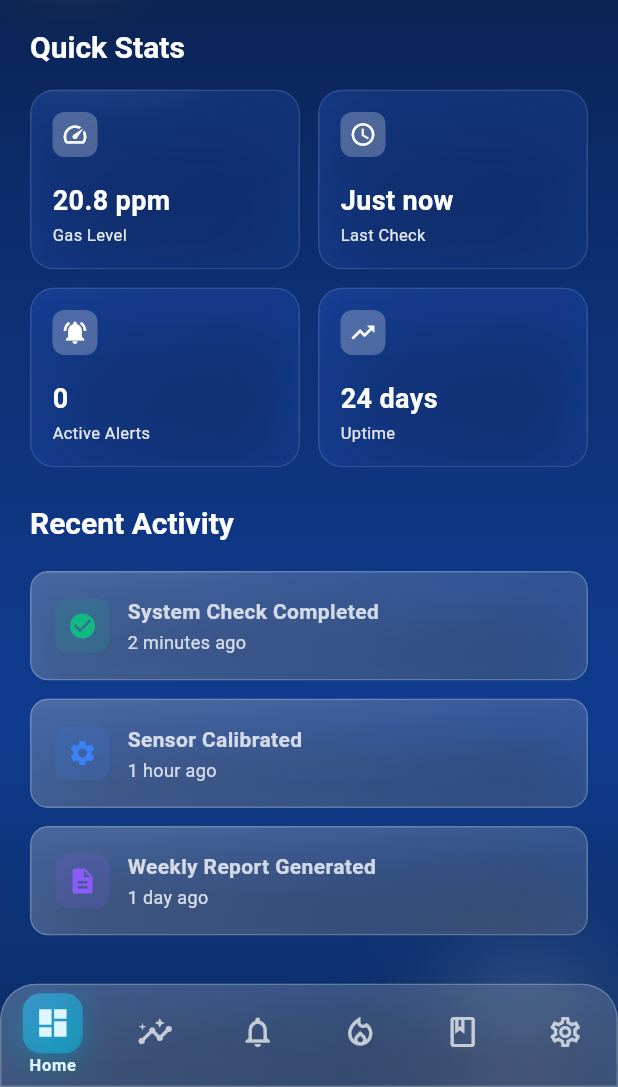
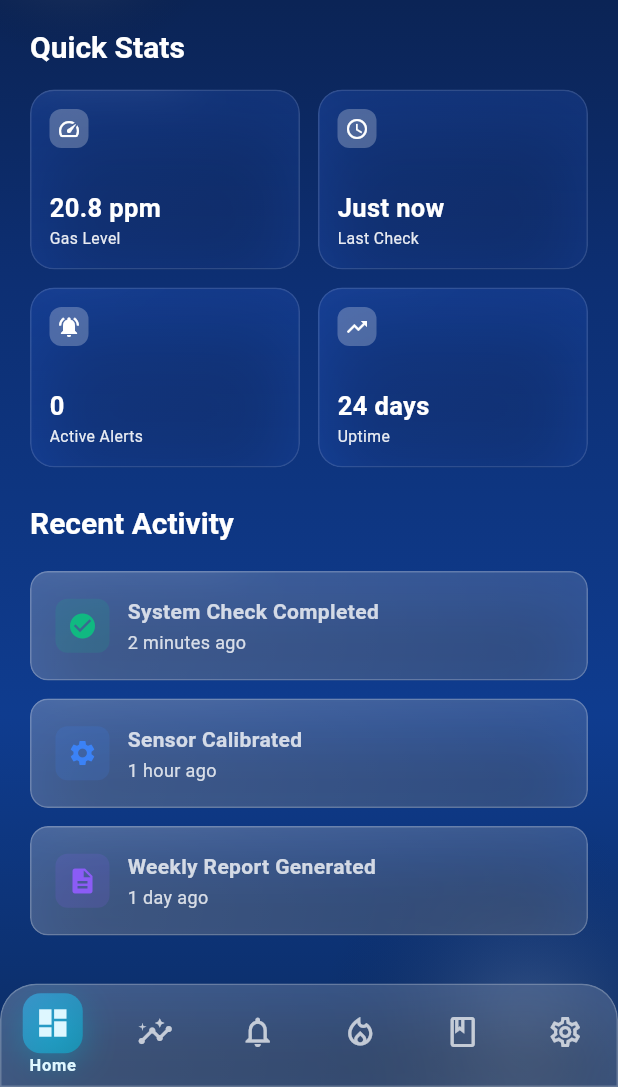
Before and after one commit to Areiyzad/GasGuard-FYP, a Flutter app: the screen it shows after launch, scrolled down 267 dp, on a phone screen of 412 x 824 dp, the part 149-1236 px from its top. Run offline on Flutter 3.47's test engine with Material 3 defaults, Android fonts, the phone set to English and light mode, and no system bars; our stand-ins replace confetti, shared_preferences, supabase_flutter; accounts and stored records are empty.

Commit message:
Update dashboardpage.dart

```diff
--- a/lib/dashboardpage.dart
+++ b/lib/dashboardpage.dart
@@ -549,7 +549,7 @@ class _DashboardPageState extends State<DashboardPage>
         borderRadius: BorderRadius.circular(16),
         child: GlassyContainer(
           borderRadius: BorderRadius.circular(16),
-          padding: const EdgeInsets.all(14),
+          padding: const EdgeInsets.all(12),
           tintColor: const Color(0xFF2E6DF9),
           subtleBorder: true,
           child: Column(
@@ -557,12 +557,12 @@ class _DashboardPageState extends State<DashboardPage>
             mainAxisAlignment: MainAxisAlignment.spaceBetween,
             children: [
               Container(
-                padding: const EdgeInsets.all(6),
+                padding: const EdgeInsets.all(5),
                 decoration: BoxDecoration(
                   color: Colors.white.withOpacity(0.25),
                   borderRadius: BorderRadius.circular(8),
                 ),
-                child: Icon(icon, color: Colors.white, size: 18),
+                child: Icon(icon, color: Colors.white, size: 16),
               ),
               Column(
                 crossAxisAlignment: CrossAxisAlignment.start,
@@ -571,16 +571,16 @@ class _DashboardPageState extends State<DashboardPage>
                     value,
                     style: const TextStyle(
                       color: Colors.white,
-                      fontSize: 18,
+                      fontSize: 17,
                       fontWeight: FontWeight.bold,
                     ),
                   ),
-                  const SizedBox(height: 2),
+                  const SizedBox(height: 1),
                   Text(
                     title,
                     style: TextStyle(
                       color: Colors.white.withOpacity(0.9),
-                      fontSize: 11,
+                      fontSize: 10.5,
                     ),
                     maxLines: 1,
                     overflow: TextOverflow.ellipsis,
```
